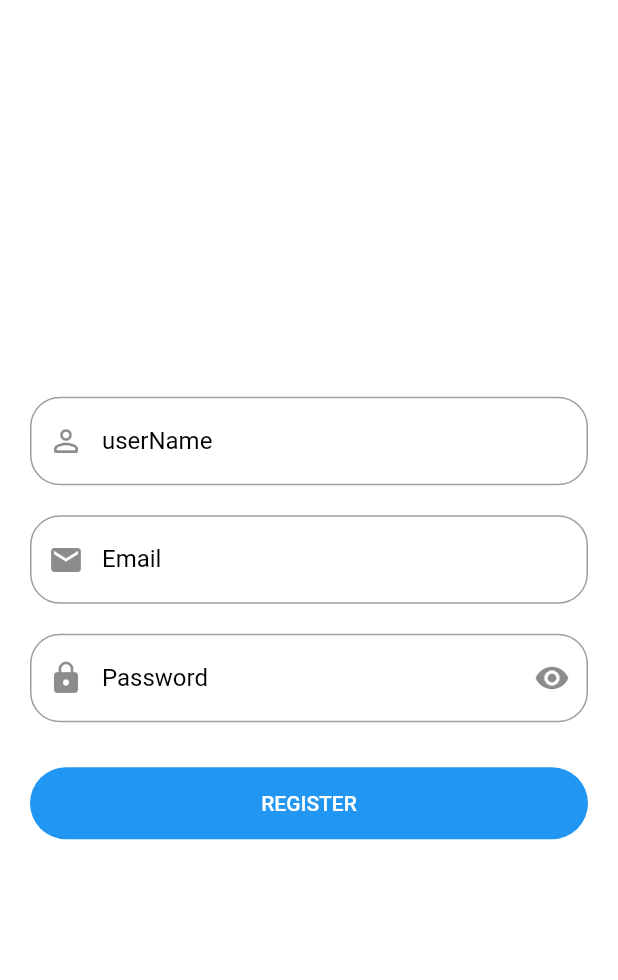
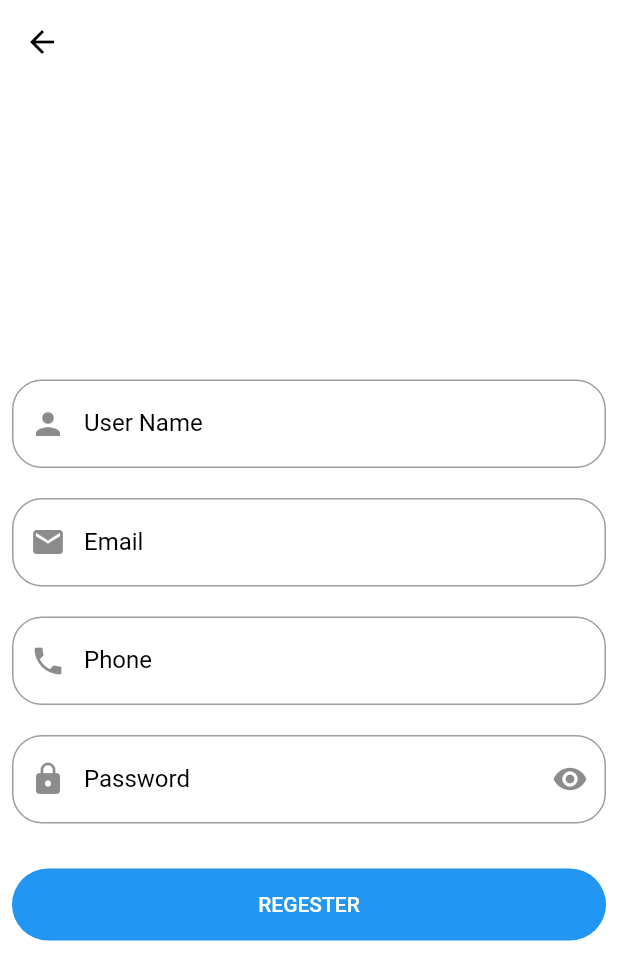
Before and after one commit to Alieliwa/shop_app, a Flutter app: the Register screen opened directly, on a phone screen of 412 x 824 dp. Shown: the top 980 px of the screen. Run offline on Flutter 3.47's test engine with Material 2 defaults, Android fonts, the phone set to English and light mode, and no system bars; our stand-ins replace bloc, carousel_slider, conditional_builder, dio, flutter_bloc, fluttertoast and 3 more; accounts and stored records are empty; network calls fail; statements that could not run were skipped.

Commit message:
register&updateuser

```diff
--- /dev/null
+++ b/lib/modules/register/cubitreg/register_state.dart
@@ -0,0 +1,21 @@
+import 'package:medica_zone/models/login/login_model.dart';
+
+abstract class MedicaRegisterStates {}
+
+class MedicaRegisterInitialState extends MedicaRegisterStates {}
+
+class MedicaRegisterLoadingState extends MedicaRegisterStates {}
+
+class MedicaRegisterSuccessState extends MedicaRegisterStates {
+  LoginModel loginModel;
+
+  MedicaRegisterSuccessState(this.loginModel);
+}
+
+class MedicaRegisterFailureState extends MedicaRegisterStates {
+  final String error;
+
+  MedicaRegisterFailureState(this.error);
+}
+
+class MedicaRegisterChangePasswordVisibilityState extends MedicaRegisterStates {}
--- /dev/null
+++ b/lib/modules/register/cubitreg/registercubit.dart
@@ -0,0 +1,48 @@
+import 'package:flutter/material.dart';
+import 'package:flutter_bloc/flutter_bloc.dart';
+import 'package:medica_zone/models/login/login_model.dart';
+import 'package:medica_zone/modules/login/cubit/login_state.dart';
+import 'package:medica_zone/modules/register/cubitreg/register_state.dart';
+import 'package:medica_zone/shared/network/end_points.dart';
+import 'package:medica_zone/shared/network/remote/dio_helper.dart';
+
+class MedicaRegisterCubit extends Cubit<MedicaRegisterStates> {
+  MedicaRegisterCubit() : super(MedicaRegisterInitialState());
+
+  static MedicaRegisterCubit get(context) => BlocProvider.of(context);
+
+  late LoginModel loginModel;
+  bool passwordVisible = true;
+  IconData suffix = Icons.visibility;
+
+  void changePasswordVisibility() {
+    passwordVisible = !passwordVisible;
+    suffix = passwordVisible ? Icons.visibility : Icons.visibility_off;
+    emit(MedicaRegisterChangePasswordVisibilityState());
+  }
+
+  void userRegister({
+    @required String? email,
+    @required String? name,
+    @required String? phone,
+    @required String? password,
+  }) {
+    emit(MedicaRegisterLoadingState());
+    DioHelper.postData(
+      url: REGISTER,
+      data: {
+        "name" : name,
+        "phone" : phone,
+        "email": email,
+        "password": password
+      },
+    ).then((value) {
+      print(value.data);
+      loginModel = LoginModel.fromJson(value.data);
+      emit(MedicaRegisterSuccessState(loginModel));
+    }).catchError((error) {
+      print(error.toString());
+      emit(MedicaRegisterFailureState(error.toString()));
+    });
+  }
+}
--- a/lib/modules/register/register.dart
+++ b/lib/modules/register/register.dart
@@ -1,6 +1,14 @@
+import 'package:conditional_builder/conditional_builder.dart';
 import 'package:flutter/material.dart';
 import 'package:flutter/widgets.dart';
+import 'package:flutter_bloc/flutter_bloc.dart';
+import 'package:medica_zone/modules/home/home_screen.dart';
 import 'package:medica_zone/shared/components/components.dart';
+import 'package:medica_zone/shared/components/constants.dart';
+import 'package:medica_zone/shared/network/local/cache_helper.dart';
+
+import 'cubitreg/register_state.dart';
+import 'cubitreg/registercubit.dart';
 
 class Register extends StatefulWidget {
   @override
@@ -10,7 +18,9 @@ class Register extends StatefulWidget {
 class _RegisterState extends State<Register> {
   var email = TextEditingController();
 
-  var userName = TextEditingController();
+  var phone = TextEditingController();
+
+  var name = TextEditingController();
 
   var password = TextEditingController();
 
@@ -19,29 +29,54 @@ class _RegisterState extends State<Register> {
   bool passwordVisible = true;
 
   @override
-  Widget build(BuildContext context) {
-    return Scaffold(
-      body: Padding(
-        padding: const EdgeInsets.all(20.0),
-        child: Center(
+  Widget build(BuildContext context)
+  {
+
+    return BlocProvider(
+      create: (BuildContext context) => MedicaRegisterCubit(),
+      child: BlocConsumer<MedicaRegisterCubit,MedicaRegisterStates>(
+        listener: (context, state) {
+          if (state is MedicaRegisterSuccessState) {
+            if (state.loginModel.status == true) {
+              CacheHelper.saveData(
+                  key: 'token',
+                  value: state.loginModel.data!.token)
+                  .then((value) {
+                token = state.loginModel.data!.token!;
+                navigateAndFinish(context, HomeScreen());
+              });
+
+            } else {
+              showToast(
+                state: ToastStates.ERROR,
+                text: "${state.loginModel.message}",);
+            }
+          } else {}
+        },
+        builder: (context, state) {
+          var cubit = MedicaRegisterCubit.get(context);
+          return  Scaffold(
+            appBar: AppBar(),
+            body:  Center(
               child: SingleChildScrollView(
+                child: Padding(
+                  padding: const EdgeInsets.all(8.0),
                   child: Form(
                     key: formKey,
                     child: Column(
                       crossAxisAlignment: CrossAxisAlignment.start,
                       children: [
                         defaultFormField(
-                    keyboard_type: TextInputType.text,
-                    controller_type: userName,
-                    label_text: "userName",
-                    Validate: (userNameCheck) {
-                      if (userNameCheck!.isEmpty) {
-                        return "userName mustn't be empty";
+                            keyboard_type: TextInputType.name,
+                            controller_type: name,
+                            label_text: "User Name",
+                            prefix_icon: Icons.person,
+                            Validate: (nameCheck) {
+                              if (nameCheck!.isEmpty) {
+                                return "UserName mustn't be empty";
                               }
                               return null;
-                    },
-                    prefix_icon: Icons.person_outline_rounded,
-                  ),
+                            }),
                         SizedBox(
                           height: 20.0,
                         ),
@@ -60,18 +95,39 @@ class _RegisterState extends State<Register> {
                           height: 20.0,
                         ),
                         defaultFormField(
+                            keyboard_type: TextInputType.phone,
+                            controller_type: phone,
+                            label_text: "Phone",
+                            prefix_icon: Icons.phone,
+                            Validate: (phoneCheck) {
+                              if (phoneCheck!.isEmpty) {
+                                return "Phone mustn't be empty";
+                              }
+                              return null;
+                            }),
+                        SizedBox(
+                          height: 20.0,
+                        ),
+                        defaultFormField(
                           keyboard_type: TextInputType.visiblePassword,
                           controller_type: password,
                           label_text: "Password",
                           prefix_icon: Icons.lock,
-                    suffix_icon: passwordVisible
-                        ? Icons.visibility
-                        : Icons.visibility_off,
-                    isVisible: passwordVisible,
+                          suffix_icon: cubit.suffix,
+                          isVisible: cubit.passwordVisible,
                           isPasswordVisible: () {
-                      setState(() {
-                        passwordVisible = !passwordVisible;
-                      });
+                            cubit.changePasswordVisibility();
+                          },
+                          onSubmit: (value) {
+                            // if (formKey.currentState!.validate()) {
+                            //   cubit.userRegister
+                            //     (
+                            //       email: email.text,
+                            //       password: password.text,
+                            //       name: name.text,
+                            //       phone: phone.text
+                            //   );
+                            // }
                           },
                           Validate: (passwordCheck) {
                             if (passwordCheck!.isEmpty) {
@@ -83,15 +139,25 @@ class _RegisterState extends State<Register> {
                         SizedBox(
                           height: 30.0,
                         ),
-                  defaultButton(
-                    text: "register",
+                        ConditionalBuilder(
+                          // ignore: unnecessary_type_check
+                          condition: state is! MedicaRegisterLoadingState,
+                          builder: (context) => defaultButton(
+                            text: "Regester",
                             redius: 60.0,
                             function: () {
                               if (formKey.currentState!.validate()) {
-                        // print(email.text);
-                        // print(password.text);
+                                cubit.userRegister(
+                                  email: email.text,
+                                  password: password.text,
+                                  name: name.text,
+                                  phone: phone.text,
+                                );
                               }
                             },
+                          ),
+                          fallback: (context) =>
+                              Center(child: CircularProgressIndicator()),
                         ),
                       ],
                     ),
@@ -100,5 +166,8 @@ class _RegisterState extends State<Register> {
               ),
             ),
           );
+        },
+      ),
+    );
   }
 }
--- a/lib/shared/components/constants.dart
+++ b/lib/shared/components/constants.dart
@@ -42,3 +42,9 @@ void SignOut(context){
                        navigateAndFinish(context, Login());
                    });
 }
+void Update(context){
+  CacheHelper.removeData(key: 'token').then((value) {
+    if(value)
+      navigateAndFinish(context, Login());
+  });
+}
--- a/lib/shared/cubit/app_cubit.dart
+++ b/lib/shared/cubit/app_cubit.dart
@@ -176,4 +176,31 @@ class AppCubit extends Cubit<AppStates> {
       emit(AppErrorGetUserDataState());
     });
   }
+
+  LoginModel? UpdateData;
+  void getUpdateData({
+  required String name,
+  required String email,
+  required String phone,
+
+}) {
+    emit(AppLoadinUpdateDataState());
+    DioHelper.putData(
+      url: UPDATE_PROFILE,
+      authToken: token,
+      data: {
+        'name': name,
+        'email': email,
+        'phone': phone,
+      },
+    ).then((value) {
+      UpdateData = LoginModel.fromJson(value.data);
+      // print(userData!.data!.name);
+      emit(AppSeccessUpdateDataState(UpdateData!));
+    }).catchError((error) {
+      print("Errors ${error}");
+      emit(AppErrorUpdateDataState());
+    });
+  }
+
 }
--- a/lib/shared/cubit/app_states.dart
+++ b/lib/shared/cubit/app_states.dart
@@ -41,3 +41,13 @@ class AppSeccessGetUserDataState extends AppStates{
 
 }
 class AppErrorGetUserDataState extends AppStates{}
+
+class AppLoadinUpdateDataState extends AppStates{}
+class AppSeccessUpdateDataState extends AppStates{
+
+  final LoginModel loginModel;
+
+  AppSeccessUpdateDataState(this.loginModel);
+
+}
+class AppErrorUpdateDataState extends AppStates{}
--- a/lib/shared/network/end_points.dart
+++ b/lib/shared/network/end_points.dart
@@ -1,5 +1,9 @@
 const String LOGIN = "login";
+const String REGISTER = "register";
 const String HOME = "home";
+
+
+const String UPDATE_PROFILE = "update-profile";
 
 const String CATEGORIES = "categories";
 const String FAVORITES = "favorites";
--- a/lib/shared/network/local/cache_helper.dart
+++ b/lib/shared/network/local/cache_helper.dart
@@ -38,4 +38,11 @@ class CacheHelper {
   {
   return await sharedPreferences.remove(key!);
   }
+
+  static Future<bool> UpdateData({
+    @required String? key,
+  }) async
+  {
+    return await sharedPreferences.remove(key!);
+  }
 }
--- a/lib/shared/network/remote/dio_helper.dart
+++ b/lib/shared/network/remote/dio_helper.dart
@@ -42,4 +42,20 @@ class DioHelper {
     };
     return await dio.post(url, queryParameters: query, data: data);
   }
+
+  static Future<Response> putData({
+    String lang = "en",
+    String? authToken,
+    required String url,
+    required Map<String, dynamic> data,
+    Map<String, dynamic>? query,
+  }) async {
+    dio.options.headers = {
+      "Content-Type": 'application/json',
+      "lang": lang,
+      "Authorization": authToken,
+
+    };
+    return await dio.put(url, queryParameters: query, data: data);
+  }
 }
```
Also changed, not shown: lib/modules/Screens_bottom_navigation/person_screen.dart (+23 -2 lines). Lines whose indentation alone changed are shown as unchanged.
